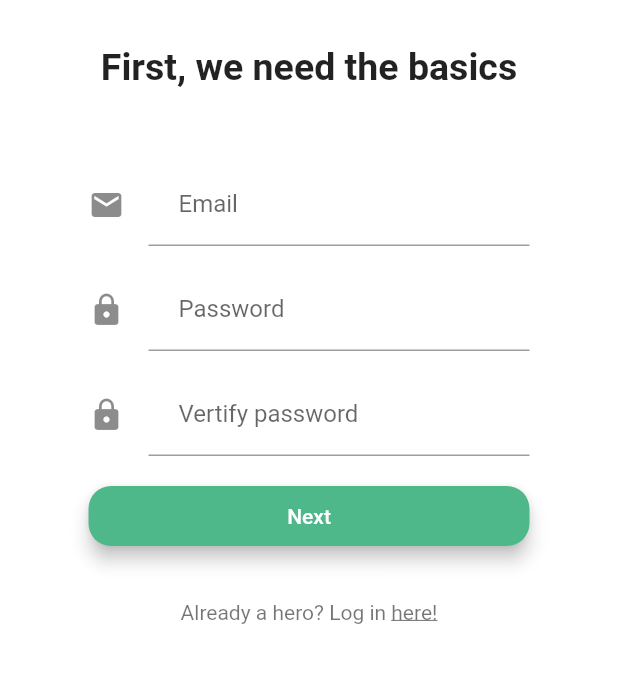
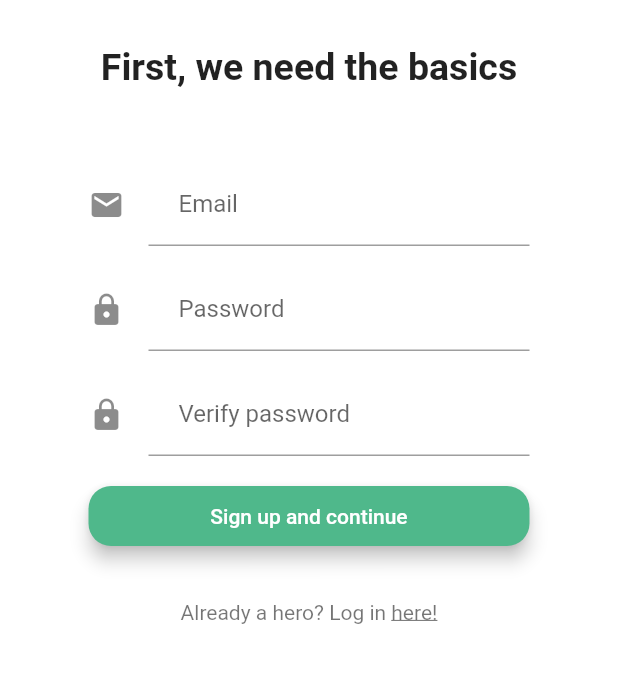
Before and after one commit to azero-as/hotg, a Flutter app: the screen it shows after launch, after a tap on "Log In", after a tap on the "arrow back ios" icon, after a tap on "Sign Up", on a phone screen of 412 x 824 dp, the part 264-947 px from its top. Run offline on Flutter 3.47's test engine with Material 2 defaults, Android fonts, the phone set to English and light mode, and no system bars; our stand-ins replace firebase_auth; accounts and stored records are empty.

Commit message:
#6 Add navigation to signuplevel
Also: correct spelling mistake in "Vertify password"

```diff
--- a/heroes_app/lib/rootPage.dart
+++ b/heroes_app/lib/rootPage.dart
@@ -4,6 +4,7 @@ import 'dashboard.dart';
 import 'authentication.dart';
 import 'signup.dart';
 import 'frontpage.dart';
+import 'signuplevel.dart';
 
 class RootPage extends StatefulWidget {
   RootPage({this.auth});
@@ -21,6 +22,7 @@ enum AuthStatus {
   LOGGED_IN,
   READY_TO_LOG_IN,
   READY_TO_SIGN_UP,
+  FINISHED_SIGNED_UP,
 }
 
 class _RootPageState extends State<RootPage> {
@@ -72,6 +74,17 @@ class _RootPageState extends State<RootPage> {
     });
   }
 
+  void _finishedSignedUp() {
+    widget.auth.getCurrentUser().then((user){
+      setState(() {
+        _userId = user.uid.toString();
+      });
+    });
+    setState(() {
+      authStatus = AuthStatus.FINISHED_SIGNED_UP;
+    });
+  }
+
   Widget _buildWaitingScreen() {
     return Scaffold(
       body: Container(
@@ -99,12 +112,23 @@ class _RootPageState extends State<RootPage> {
           readyToSignUp: _readyToSignUp,
           onSignedOut: _onSignedOut,
         );
+      case AuthStatus.FINISHED_SIGNED_UP:
+        if (_userId.length > 0 && _userId != null) {
+          return new SignupLevelPage(
+            auth: widget.auth,
+            onSignedIn: _onLoggedIn,
+            userId: _userId,
+            onSignedOut: _onSignedOut,
+            title: 'Heroes of the Gym',
+          );
+      } break;
       case AuthStatus.READY_TO_SIGN_UP:
         return new SignupPage(
           auth: widget.auth,
           onSignedIn: _onLoggedIn,
           readyToLogIn: _readyToLogIn,
           onSignedOut: _onSignedOut,
+          finishedSignedUp: _finishedSignedUp,
         );
         break;
       case AuthStatus.LOGGED_IN:
--- a/heroes_app/lib/signup.dart
+++ b/heroes_app/lib/signup.dart
@@ -9,12 +9,13 @@ class SignupPage extends StatefulWidget {
 
   static String tag = 'signup-page';
 
-  SignupPage({this.auth, this.onSignedIn, this.readyToLogIn, this.onSignedOut});
+  SignupPage({this.auth, this.onSignedIn, this.readyToLogIn, this.onSignedOut, this.finishedSignedUp});
 
   final BaseAuth auth;
   final VoidCallback onSignedIn;
   final VoidCallback readyToLogIn;
   final VoidCallback onSignedOut;
+  final VoidCallback finishedSignedUp;
 
   @override
   _SignupPageState createState() => new _SignupPageState();
@@ -31,7 +32,7 @@ class _SignupPageState extends State<SignupPage> {
 
   String _email;
   String _password;
-  String _passwordVertification;
+  String _passwordVerification;
   String _errorMessage;
 
   bool _isIos;
@@ -159,12 +160,12 @@ class _SignupPageState extends State<SignupPage> {
         obscureText: true,
         decoration: InputDecoration(
           icon: Icon(Icons.lock),
-          labelText: 'Vertify password',
+          labelText: 'Verify password',
           contentPadding: EdgeInsets.fromLTRB(20.0, 10.0, 20.0, 10.0),
           border: UnderlineInputBorder(),
         ),
-        validator: (value) => value.isEmpty ? 'You need to vertify your password' : null,
-        onSaved: (value) => _passwordVertification = value,
+        validator: (value) => value.isEmpty ? 'You need to verify your password' : null,
+        onSaved: (value) => _passwordVerification = value,
       ),
     );
   }
@@ -182,7 +183,7 @@ class _SignupPageState extends State<SignupPage> {
             //Navigator.of(context).pushNamed(SignupLevelPage.tag);
         padding: EdgeInsets.all(12),
         color: const Color(0xFF4FB88B),
-        child: Text('Next', style: TextStyle(color: Colors.white),),
+        child: Text('Sign up and continue', style: TextStyle(color: Colors.white),),
       ),
     );
   }
@@ -242,7 +243,7 @@ class _SignupPageState extends State<SignupPage> {
     if (form.validate()) {
       form.save();
       // Check if passwords are equal
-      if (_passwordVertification==_password) {
+      if (_passwordVerification==_password) {
         return true;
       }
       else {
@@ -275,7 +276,7 @@ class _SignupPageState extends State<SignupPage> {
 
         if (userId.length > 0 && userId != null &&
             _formMode == FormMode.SIGNUP) {
-          widget.onSignedIn();
+          widget.finishedSignedUp();
         }
       } catch (e) {
         print('Error: $e');
```
Also changed, not shown: heroes_app/lib/signuplevel.dart (+14 -2 lines).
